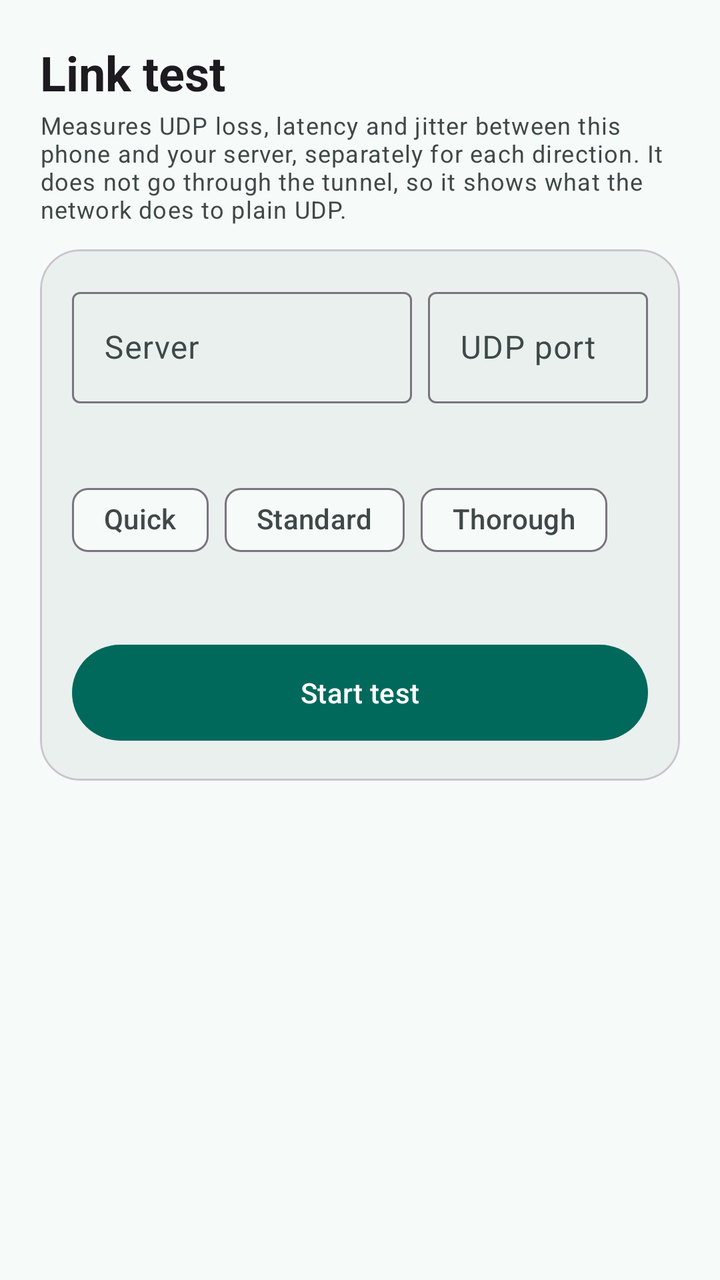
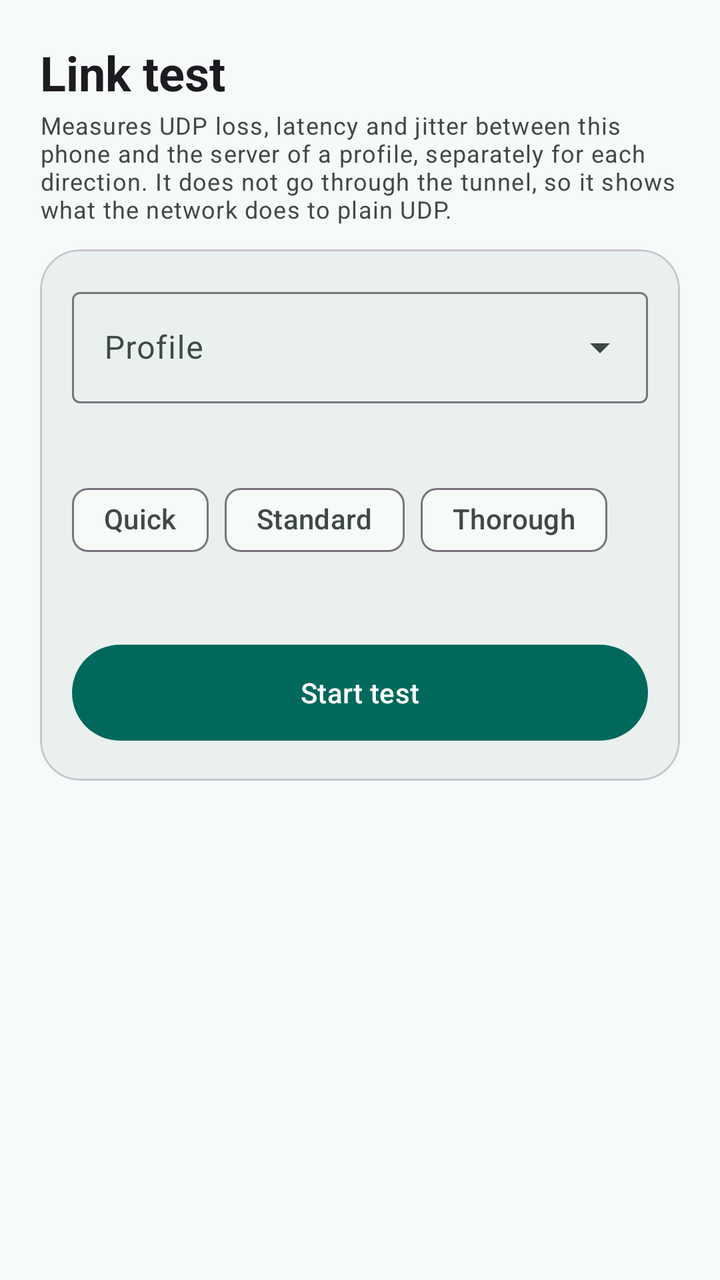

Two renders of the same Android screen: before a commit and after it. Below are the layout's source before the change and the commit's diff.
<!-- AndroidManifest.xml: application theme Theme.WgFec -->
<!-- res/layout/fragment_test.xml -->
<ScrollView xmlns:android="http://schemas.android.com/apk/res/android" xmlns:app="http://schemas.android.com/apk/res-auto" android:layout_width="match_parent" android:layout_height="match_parent">
  <LinearLayout android:layout_width="match_parent" android:layout_height="wrap_content" android:orientation="vertical" android:padding="20dp">
    <TextView android:layout_width="match_parent" android:layout_height="wrap_content" android:text="Link test"
        android:textAppearance="?attr/textAppearanceHeadlineSmall" android:textStyle="bold"/>
    <TextView android:layout_width="match_parent" android:layout_height="wrap_content" android:layout_marginTop="2dp" android:paddingBottom="12dp"
        android:text="Measures UDP loss, latency and jitter between this phone and your server, separately for each direction. It does not go through the tunnel, so it shows what the network does to plain UDP."
        android:textAppearance="?attr/textAppearanceBodySmall" android:textColor="?attr/colorOnSurfaceVariant"/>

    <com.google.android.material.card.MaterialCardView android:layout_width="match_parent" android:layout_height="wrap_content"
        app:cardElevation="0dp" app:cardCornerRadius="20dp" app:cardBackgroundColor="?attr/colorSurfaceContainer">
      <LinearLayout android:layout_width="match_parent" android:layout_height="wrap_content" android:orientation="vertical" android:padding="16dp">
        <LinearLayout android:layout_width="match_parent" android:layout_height="wrap_content" android:orientation="horizontal">
          <com.google.android.material.textfield.TextInputLayout style="@style/Widget.Material3.TextInputLayout.OutlinedBox"
              android:layout_width="0dp" android:layout_height="wrap_content" android:layout_weight="1" android:hint="Server">
            <com.google.android.material.textfield.TextInputEditText android:id="@+id/host" android:layout_width="match_parent" android:layout_height="wrap_content"
                android:inputType="textUri" android:singleLine="true"/>
          </com.google.android.material.textfield.TextInputLayout>
          <com.google.android.material.textfield.TextInputLayout style="@style/Widget.Material3.TextInputLayout.OutlinedBox"
              android:layout_width="110dp" android:layout_height="wrap_content" android:layout_marginStart="8dp" android:hint="UDP port">
            <com.google.android.material.textfield.TextInputEditText android:id="@+id/port" android:layout_width="match_parent" android:layout_height="wrap_content"
                android:inputType="number" android:singleLine="true"/>
          </com.google.android.material.textfield.TextInputLayout>
        </LinearLayout>
        <TextView android:id="@+id/targetHint" android:layout_width="match_parent" android:layout_height="wrap_content" android:layout_marginTop="6dp"
            android:textAppearance="?attr/textAppearanceBodySmall" android:textColor="?attr/colorOnSurfaceVariant"/>

        <com.google.android.material.chip.ChipGroup android:id="@+id/presets" android:layout_width="match_parent" android:layout_height="wrap_content"
            android:layout_marginTop="12dp" app:singleSelection="true" app:selectionRequired="true">
          <com.google.android.material.chip.Chip android:id="@+id/pQuick" style="@style/Widget.Material3.Chip.Filter" android:layout_width="wrap_content" android:layout_height="wrap_content" android:text="Quick" android:checkable="true"/>
          <com.google.android.material.chip.Chip android:id="@+id/pStandard" style="@style/Widget.Material3.Chip.Filter" android:layout_width="wrap_content" android:layout_height="wrap_content" android:text="Standard" android:checkable="true"/>
          <com.google.android.material.chip.Chip android:id="@+id/pThorough" style="@style/Widget.Material3.Chip.Filter" android:layout_width="wrap_content" android:layout_height="wrap_content" android:text="Thorough" android:checkable="true"/>
        </com.google.android.material.chip.ChipGroup>
        <TextView android:id="@+id/planText" android:layout_width="match_parent" android:layout_height="wrap_content" android:layout_marginTop="4dp"
            android:textAppearance="?attr/textAppearanceBodySmall" android:textColor="?attr/colorOnSurfaceVariant"/>

        <com.google.android.material.button.MaterialButton android:id="@+id/start" android:layout_width="match_parent" android:layout_height="56dp"
            android:layout_marginTop="14dp" android:text="Start test"/>
        <com.google.android.material.progressindicator.LinearProgressIndicator android:id="@+id/progress" android:layout_width="match_parent" android:layout_height="wrap_content"
            android:layout_marginTop="12dp" android:visibility="gone" android:max="1000"/>
        <TextView android:id="@+id/status" android:layout_width="match_parent" android:layout_height="wrap_content" android:layout_marginTop="6dp"
            android:visibility="gone" android:textAppearance="?attr/textAppearanceBodyMedium"/>
      </LinearLayout>
    </com.google.android.material.card.MaterialCardView>

    <com.google.android.material.card.MaterialCardView android:id="@+id/tuneCard" android:layout_width="match_parent" android:layout_height="wrap_content"
        android:layout_marginTop="10dp" android:visibility="gone" app:cardElevation="0dp" app:cardCornerRadius="20dp" app:cardBackgroundColor="?attr/colorSurfaceContainer">
      <LinearLayout android:layout_width="match_parent" android:layout_height="wrap_content" android:orientation="vertical" android:padding="16dp">
        <TextView android:layout_width="match_parent" android:layout_height="wrap_content" android:text="FEC level"
            android:textAppearance="?attr/textAppearanceTitleMedium" android:textStyle="bold"/>
        <TextView android:id="@+id/tuneText" android:layout_width="match_parent" android:layout_height="wrap_content" android:layout_marginTop="6dp"
            android:textAppearance="?attr/textAppearanceBodyMedium"/>
        <TextView android:id="@+id/tuneHint" android:layout_width="match_parent" android:layout_height="wrap_content" android:layout_marginTop="4dp"
            android:textAppearance="?attr/textAppearanceBodySmall" android:textColor="?attr/colorOnSurfaceVariant"/>
        <com.google.android.material.button.MaterialButton android:id="@+id/tuneReset" style="@style/Widget.Material3.Button.TonalButton"
            android:layout_width="wrap_content" android:layout_height="wrap_content" android:layout_marginTop="8dp" android:text="Use the profile's own settings"/>
      </LinearLayout>
    </com.google.android.material.card.MaterialCardView>

    <LinearLayout android:id="@+id/results" android:layout_width="match_parent" android:layout_height="wrap_content" android:orientation="vertical"/>

    <LinearLayout android:id="@+id/actions" android:layout_width="match_parent" android:layout_height="wrap_content" android:orientation="horizontal"
        android:layout_marginTop="10dp" android:visibility="gone">
      <com.google.android.material.button.MaterialButton android:id="@+id/copy" style="@style/Widget.Material3.Button.TonalButton"
          android:layout_width="0dp" android:layout_height="wrap_content" android:layout_weight="1" android:text="Copy"/>
      <com.google.android.material.button.MaterialButton android:id="@+id/share" style="@style/Widget.Material3.Button.TonalButton"
          android:layout_width="0dp" android:layout_height="wrap_content" android:layout_weight="1" android:layout_marginStart="8dp" android:text="Share"/>
    </LinearLayout>
  </LinearLayout>
</ScrollView>
<!-- resources referenced by this layout -->
<resources>
  <style name="Theme.WgFec" parent="Theme.Material3.DayNight.NoActionBar">
          <item name="colorPrimary">#00695C</item>
          <item name="colorOnPrimary">#FFFFFF</item>
          <item name="colorPrimaryContainer">#B9F0E5</item>
          <item name="colorOnPrimaryContainer">#00201C</item>
          <item name="colorSecondary">#4A6360</item>
          <item name="colorSecondaryContainer">#CCE8E3</item>
          <item name="colorOnSecondaryContainer">#05201D</item>
          <item name="colorSurface">#F6FAF8</item>
          <item name="colorOnSurface">#171D1C</item>
          <item name="colorSurfaceVariant">#DAE5E2</item>
          <item name="colorOnSurfaceVariant">#3F4947</item>
          <item name="colorSurfaceContainer">#EAF0EE</item>
          <item name="colorSurfaceContainerLow">#F0F5F3</item>
          <item name="colorSurfaceContainerHigh">#E4EAE8</item>
          <item name="colorError">#BA1A1A</item>
          <item name="colorErrorContainer">#FFDAD6</item>
          <item name="colorOnErrorContainer">#410002</item>
          <item name="android:colorBackground">#F6FAF8</item>
          <item name="android:statusBarColor">@android:color/transparent</item>
          <item name="android:windowLightStatusBar">true</item>
      </style>
</resources>

<!-- the commit's change to res/layout/fragment_test.xml (unified diff, before → after) -->
@@ -3,24 +3,17 @@
     <TextView android:layout_width="match_parent" android:layout_height="wrap_content" android:text="Link test"
         android:textAppearance="?attr/textAppearanceHeadlineSmall" android:textStyle="bold"/>
     <TextView android:layout_width="match_parent" android:layout_height="wrap_content" android:layout_marginTop="2dp" android:paddingBottom="12dp"
-        android:text="Measures UDP loss, latency and jitter between this phone and your server, separately for each direction. It does not go through the tunnel, so it shows what the network does to plain UDP."
+        android:text="Measures UDP loss, latency and jitter between this phone and the server of a profile, separately for each direction. It does not go through the tunnel, so it shows what the network does to plain UDP."
         android:textAppearance="?attr/textAppearanceBodySmall" android:textColor="?attr/colorOnSurfaceVariant"/>
 
     <com.google.android.material.card.MaterialCardView android:layout_width="match_parent" android:layout_height="wrap_content"
         app:cardElevation="0dp" app:cardCornerRadius="20dp" app:cardBackgroundColor="?attr/colorSurfaceContainer">
       <LinearLayout android:layout_width="match_parent" android:layout_height="wrap_content" android:orientation="vertical" android:padding="16dp">
-        <LinearLayout android:layout_width="match_parent" android:layout_height="wrap_content" android:orientation="horizontal">
-          <com.google.android.material.textfield.TextInputLayout style="@style/Widget.Material3.TextInputLayout.OutlinedBox"
-              android:layout_width="0dp" android:layout_height="wrap_content" android:layout_weight="1" android:hint="Server">
-            <com.google.android.material.textfield.TextInputEditText android:id="@+id/host" android:layout_width="match_parent" android:layout_height="wrap_content"
-                android:inputType="textUri" android:singleLine="true"/>
-          </com.google.android.material.textfield.TextInputLayout>
-          <com.google.android.material.textfield.TextInputLayout style="@style/Widget.Material3.TextInputLayout.OutlinedBox"
-              android:layout_width="110dp" android:layout_height="wrap_content" android:layout_marginStart="8dp" android:hint="UDP port">
-            <com.google.android.material.textfield.TextInputEditText android:id="@+id/port" android:layout_width="match_parent" android:layout_height="wrap_content"
-                android:inputType="number" android:singleLine="true"/>
-          </com.google.android.material.textfield.TextInputLayout>
-        </LinearLayout>
+        <com.google.android.material.textfield.TextInputLayout style="@style/Widget.Material3.TextInputLayout.OutlinedBox.ExposedDropdownMenu"
+            android:layout_width="match_parent" android:layout_height="wrap_content" android:hint="Profile">
+          <com.google.android.material.textfield.MaterialAutoCompleteTextView android:id="@+id/profilePick"
+              android:layout_width="match_parent" android:layout_height="wrap_content" android:inputType="none"/>
+        </com.google.android.material.textfield.TextInputLayout>
         <TextView android:id="@+id/targetHint" android:layout_width="match_parent" android:layout_height="wrap_content" android:layout_marginTop="6dp"
             android:textAppearance="?attr/textAppearanceBodySmall" android:textColor="?attr/colorOnSurfaceVariant"/>
 
